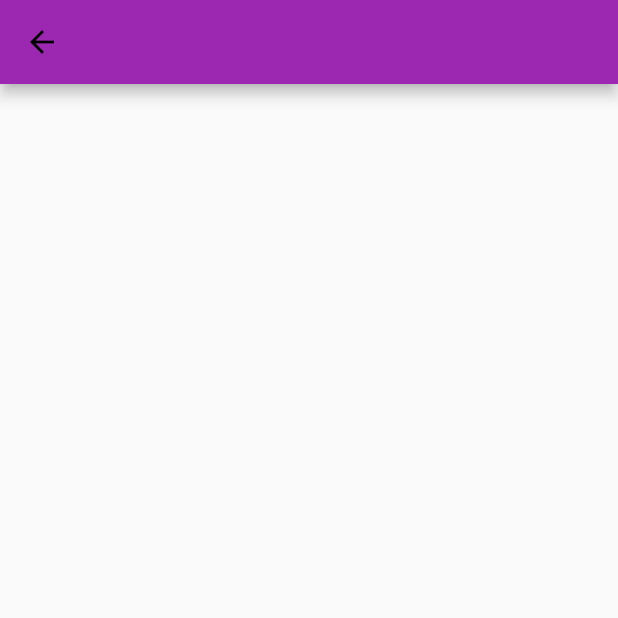
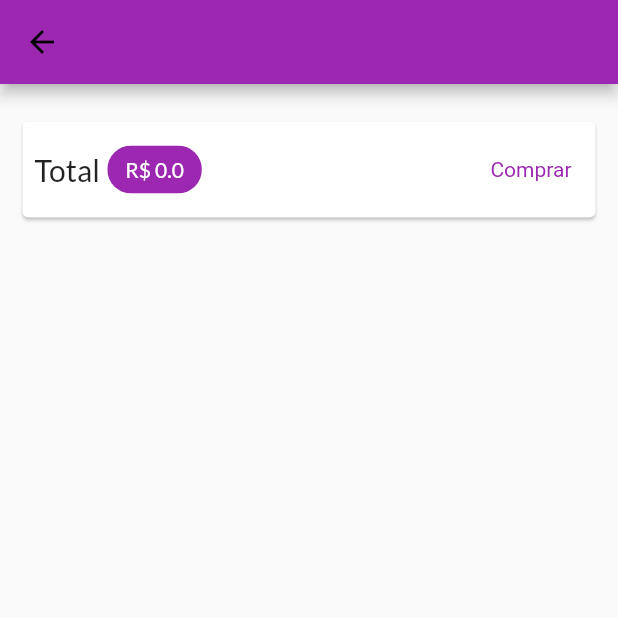
Before and after one commit to jorgewattes/Store, a Flutter app: the CartPage screen opened by its route, on a phone screen of 412 x 824 dp, the top half of it. Run offline on Flutter 3.47's test engine with Material 2 defaults, Android fonts, the phone set to English and light mode, and no system bars; network calls fail.

```diff
--- a/lib/models/cart.dart
+++ b/lib/models/cart.dart
@@ -13,7 +13,7 @@ class Cart with ChangeNotifier {
   double get totalAmound {
     double total = 0;
     _item.forEach((key, cartItem) {
-      total = cartItem.price * cartItem.quantity;
+      total = total + cartItem.price * cartItem.quantity;
     });
     return total;
   }
--- /dev/null
+++ b/lib/models/order.dart
@@ -0,0 +1,15 @@
+import 'package:store/models/cart_item.dart';
+
+class Order {
+  final String id;
+  final double total;
+  final List<CartItem> products;
+  final DateTime date;
+
+  Order({
+    required this.id,
+    required this.total,
+    required this.products,
+    required this.date,
+  });
+}
--- /dev/null
+++ b/lib/pages/cart_page.dart
@@ -0,0 +1,73 @@
+import 'package:flutter/material.dart';
+import 'package:provider/provider.dart';
+import 'package:store/components/cart_item.dart';
+import 'package:store/models/cart.dart';
+import 'package:store/models/cart_item.dart';
+import 'package:store/models/order_list.dart';
+
+class CartPage extends StatelessWidget {
+  const CartPage({Key? key}) : super(key: key);
+
+  @override
+  Widget build(BuildContext context) {
+    Cart cart = Provider.of<Cart>(context);
+    List<CartItem> items = cart.item.values.toList();
+    return Scaffold(
+      appBar: AppBar(),
+      body: Column(
+        children: [
+          Card(
+            margin: EdgeInsets.symmetric(vertical: 25, horizontal: 15),
+            child: Padding(
+              padding: const EdgeInsets.all(8.0),
+              child: Row(
+                mainAxisAlignment: MainAxisAlignment.spaceBetween,
+                children: [
+                  Text(
+                    'Total',
+                    style: TextStyle(fontSize: 20),
+                  ),
+                  const SizedBox(width: 5),
+                  Chip(
+                    backgroundColor: Theme.of(context).primaryColor,
+                    label: Text(
+                      'R\$ ${cart.totalAmound}',
+                      style: TextStyle(
+                          color: Theme.of(context)
+                              .primaryTextTheme
+                              .headline6!
+                              .color),
+                    ),
+                  ),
+                  Spacer(),
+                  TextButton(
+                    onPressed: () {
+                      Provider.of<OrderList>(context, listen: false)
+                          .addOrder(cart);
+                      cart.clear();
+                    },
+                    child: Text(
+                      'Comprar',
+                    ),
+                    style: TextButton.styleFrom(
+                      textStyle:
+                          TextStyle(color: Theme.of(context).primaryColor),
+                    ),
+                  ),
+                ],
+              ),
+            ),
+          ),
+          Expanded(
+            child: ListView.builder(
+                itemCount: cart.itemsCount,
+                itemBuilder: (ctx, i) {
+                  // CartItem item = cart.item[cart.item.keys.toList()[i]]!;
+                  return CartItemWidget(item: items[i]);
+                }),
+          ),
+        ],
+      ),
+    );
+  }
+}
--- a/lib/pages/products_overview_page.dart
+++ b/lib/pages/products_overview_page.dart
@@ -1,5 +1,6 @@
 import 'package:flutter/material.dart';
 import 'package:provider/provider.dart';
+import 'package:store/components/app_drawer.dart';
 import 'package:store/components/badge.dart';
 import 'package:store/components/product_grid.dart';
 import 'package:store/models/cart.dart';
@@ -18,6 +19,7 @@ class _ProductsOverviewPageState extends State<ProductsOverviewPage> {
   @override
   Widget build(BuildContext context) {
     return Scaffold(
+      drawer: AppDrawer(),
       appBar: AppBar(
         centerTitle: true,
         title: Text('My Store!'),
--- a/lib/routes/app_routes.dart
+++ b/lib/routes/app_routes.dart
@@ -1,5 +1,7 @@
 class AppRoutes {
-  static const String PRODUCTSOVERVIEW = '/products-overview';
+  static const String HOME = '/';
+  //static const String PRODUCTSOVERVIEW = '/products-overview';
   static const String PRODUCTDETAIL = '/product-detail';
   static const String CART = '/cart';
+  static const String ORDERS = '/orders';
 }
```
Also changed, not shown: lib/components/app_drawer.dart (added, +34 -0 lines), lib/components/badge.dart (+5 -3 lines), lib/components/cart_item.dart (added, +45 -0 lines), lib/components/order.dart (added, +65 -0 lines), lib/main.dart (+7 -3 lines), lib/models/order_list.dart (added, +28 -0 lines), lib/pages/CartPage.dart (deleted, +0 -31 lines), lib/pages/orders_page.dart (added, +24 -0 lines), lib/pages/product_detail_page.dart (+23 -2 lines).
